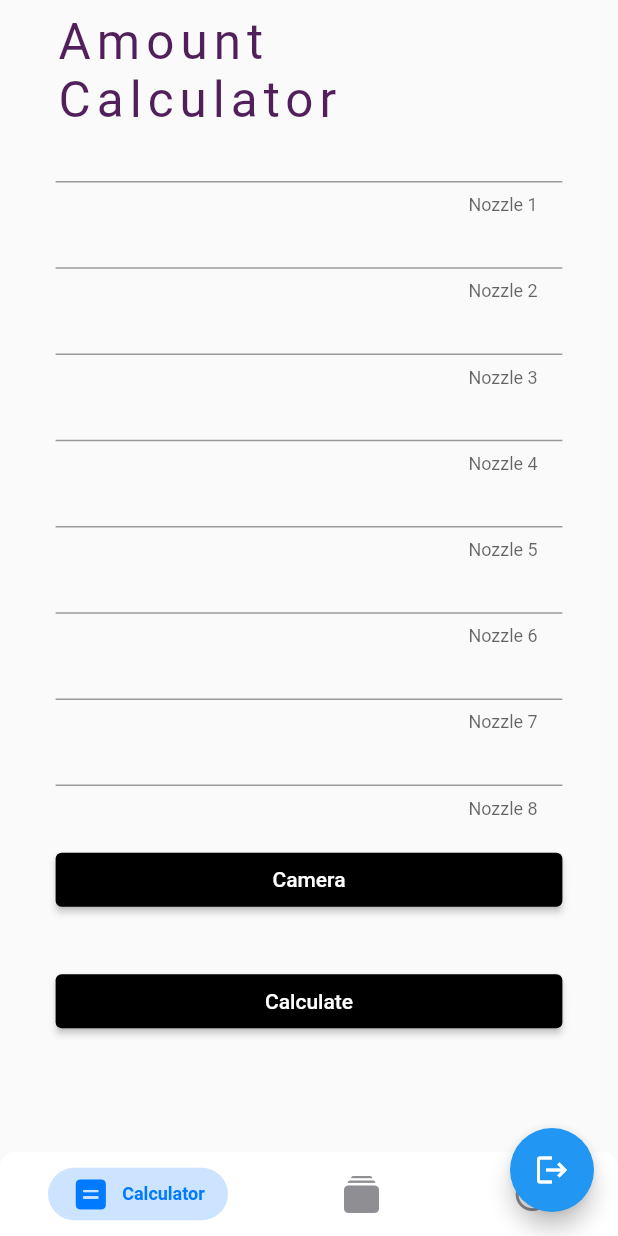
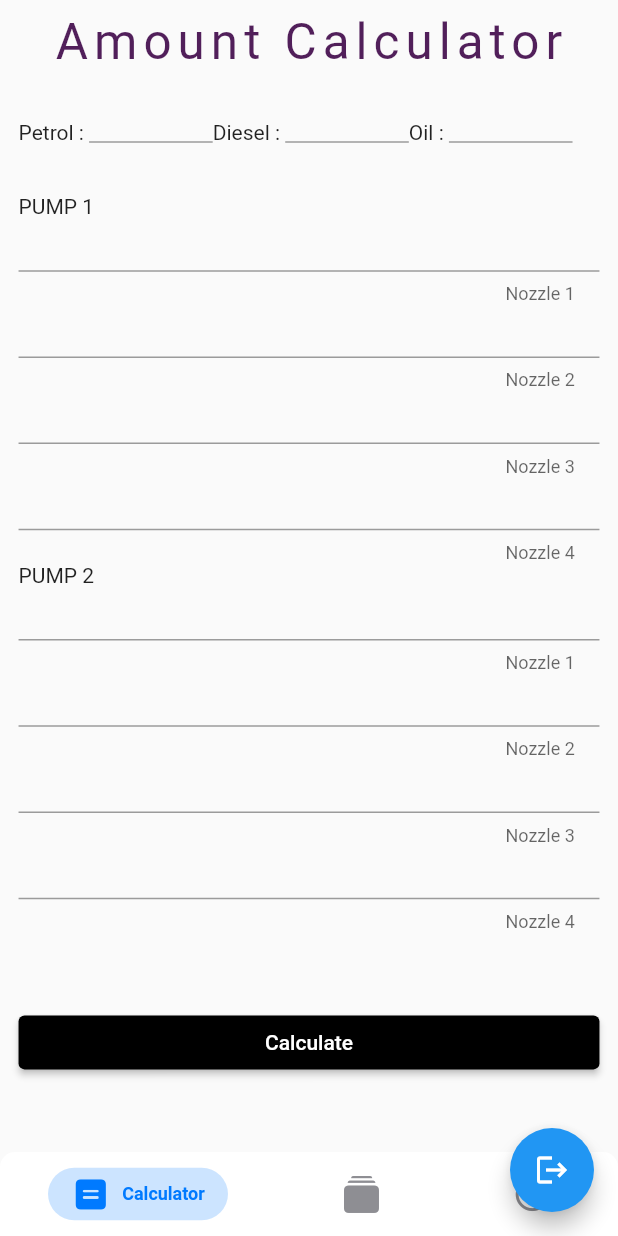
Before and after one commit to GOKULKRISHNA-R/Petrol_Bunk_Maintainence, a Flutter app: the screen it shows once a user with an empty profile is signed in, after a tap on "Calculate", on a phone screen of 412 x 824 dp. Run offline on Flutter 3.47's test engine with Material 2 defaults, Android fonts, the phone set to English and light mode, and no system bars; drawn by our look-alikes of persistent_bottom_nav_bar; our stand-ins replace cloud_firestore, firebase_auth, firebase_core, get, image_cropper, image_picker and 1 more; missing offline and left inert: google_mlkit_text_recognition; accounts and stored records are empty; network calls fail.

Commit message:
calculator-updated

```diff
--- a/lib/controllers/calculator_controller.dart
+++ b/lib/controllers/calculator_controller.dart
@@ -10,4 +10,8 @@ class CalculatorController extends GetxController {
   TextEditingController Nozzle6Controller = TextEditingController();
   TextEditingController Nozzle7Controller = TextEditingController();
   TextEditingController Nozzle8Controller = TextEditingController();
+
+  TextEditingController todayDiesel = TextEditingController();
+  TextEditingController todayPetrol = TextEditingController();
+  TextEditingController todayOil = TextEditingController();
 }
--- /dev/null
+++ b/lib/database/current_fuel_stock_db.dart
@@ -0,0 +1,13 @@
+import 'dart:developer';
+
+import 'package:cloud_firestore/cloud_firestore.dart';
+
+class CurrentFuelStockDB {
+    final db = FirebaseFirestore.instance.collection("today_price");
+
+    getDataFromDB() async{
+      var x = await db.doc("VFn16suseaxD613OOg18").get();
+      return x.data();
+    }
+
+}
--- /dev/null
+++ b/lib/database/today_price_db.dart
@@ -0,0 +1,4 @@
+
+class TodayPriceDB {
+
+}
--- a/lib/main.dart
+++ b/lib/main.dart
@@ -4,6 +4,7 @@ import 'package:flutter/material.dart';
 import 'package:get/get.dart';
 import 'package:petrol_bunk_maintainence/controllers/splashscreen_controller.dart';
 import 'screens/authenticate/login/login.dart';
+import 'screens/home/calculator.dart';
 import 'screens/home/home_page.dart';
 
 Future main() async {
@@ -15,12 +16,13 @@ Future main() async {
 class MyApp extends StatelessWidget {
   const MyApp({super.key});
 
-  // final FingerprintController fingerprintController = Get.put(FingerprintController());
-
   @override
   Widget build(BuildContext context) {
-
     return GetMaterialApp(
+        initialRoute: '/',
+        getPages: [
+          GetPage(name: '/calci', page: () => HomePage())
+        ],
         debugShowCheckedModeBanner: false,
         title: 'Petrol Bunk Maintainence',
         theme: ThemeData(
@@ -32,7 +34,6 @@ class MyApp extends StatelessWidget {
 
 class Home extends StatelessWidget {
   const Home({super.key});
-
 
   @override
   Widget build(BuildContext context) {
@@ -54,7 +55,8 @@ class Home extends StatelessWidget {
 class SplashScreen extends StatelessWidget {
   SplashScreen({super.key});
 
-  final SplashScreenController screenController = Get.put(SplashScreenController());
+  final SplashScreenController screenController =
+      Get.put(SplashScreenController());
 
   @override
   Widget build(BuildContext context) {
--- a/lib/screens/home/calculator.dart
+++ b/lib/screens/home/calculator.dart
@@ -1,3 +1,5 @@
+import 'dart:developer';
+
 import 'package:flutter/cupertino.dart';
 import 'package:flutter/material.dart';
 import 'package:flutter/services.dart';
@@ -9,17 +11,37 @@ import 'package:petrol_bunk_maintainence/screens/calculator/text_recognisation.d
 import 'package:petrol_bunk_maintainence/utils/components/image_cropper_page.dart';
 import 'package:petrol_bunk_maintainence/utils/components/image_picker_class.dart';
 
+import '../../database/current_fuel_stock_db.dart';
+
 class Calculator extends StatelessWidget {
   Calculator({super.key});
+
+  CurrentFuelStockDB currentFuelStockDB = CurrentFuelStockDB();
   var calculatorController = Get.put(CalculatorController());
+  var x = {} ;
+
+  getDataFromAPI() async{
+    x = await currentFuelStockDB.getDataFromDB() ;
+    // log(x.toString());
+    calculatorController.todayDiesel.text = x["diesel"].toString() ;
+    calculatorController.todayPetrol.text = x["petrol"].toString() ;
+    calculatorController.todayOil.text = x["oil"].toString() ;
+
+  }
+
   @override
   Widget build(BuildContext context) {
+     getDataFromAPI();
     return Scaffold(
       resizeToAvoidBottomInset: false,
       body: Container(
-        padding: EdgeInsets.symmetric(horizontal: Get.width*0.09,vertical: Get.height*0.01),
-        height: Get.height*0.95,
+        padding: EdgeInsets.symmetric(
+            horizontal: Get.width * 0.03, vertical: Get.height * 0.01),
+        height: Get.height * 0.95,
         child: ListView(
+          children: [
+            Row(
+              mainAxisAlignment: MainAxisAlignment.center,
               children: [
                 Text(
                   "Amount Calculator",
@@ -29,13 +51,34 @@ class Calculator extends StatelessWidget {
                     letterSpacing: 4,
                   ),
                 ),
+              ],
+            ),
+            Row(
+              children: [
+                Text("Petrol : "),
+                Container(
+                    height: Get.height * 0.1,
+                    width: Get.width * 0.2,
+                    child: TextFormField(controller: calculatorController.todayPetrol,)),
+                Text("Diesel : "),
+                Container(
+                    height: Get.height * 0.1,
+                    width: Get.width * 0.2,
+                    child: TextFormField(controller: calculatorController.todayDiesel)),
+                Text("Oil : "),
+                Container(
+                    height: Get.height * 0.1,
+                    width: Get.width * 0.2,
+                    child: TextFormField(controller: calculatorController.todayOil)),
+              ],
+            ),
+            Text("PUMP 1"),
             TextField(
               controller: calculatorController.Nozzle1Controller,
               decoration: InputDecoration(
                 isDense: true,
                 contentPadding: EdgeInsets.symmetric(
-                    horizontal: Get.width * 0.04,
-                    vertical: Get.height * 0.01),
+                    horizontal: Get.width * 0.04, vertical: Get.height * 0.01),
                 counterText: 'Nozzle 1',
               ),
               keyboardType: TextInputType.number,
@@ -46,8 +89,7 @@ class Calculator extends StatelessWidget {
               decoration: InputDecoration(
                 isDense: true,
                 contentPadding: EdgeInsets.symmetric(
-                    horizontal: Get.width * 0.04,
-                    vertical: Get.height * 0.01),
+                    horizontal: Get.width * 0.04, vertical: Get.height * 0.01),
                 counterText: 'Nozzle 2',
               ),
               keyboardType: TextInputType.number,
@@ -58,8 +100,7 @@ class Calculator extends StatelessWidget {
               decoration: InputDecoration(
                 isDense: true,
                 contentPadding: EdgeInsets.symmetric(
-                    horizontal: Get.width * 0.04,
-                    vertical: Get.height * 0.01),
+                    horizontal: Get.width * 0.04, vertical: Get.height * 0.01),
                 counterText: 'Nozzle 3',
               ),
               keyboardType: TextInputType.number,
@@ -70,21 +111,20 @@ class Calculator extends StatelessWidget {
               decoration: InputDecoration(
                 isDense: true,
                 contentPadding: EdgeInsets.symmetric(
-                    horizontal: Get.width * 0.04,
-                    vertical: Get.height * 0.01),
+                    horizontal: Get.width * 0.04, vertical: Get.height * 0.01),
                 counterText: 'Nozzle 4',
               ),
               keyboardType: TextInputType.number,
               inputFormatters: [FilteringTextInputFormatter.digitsOnly],
             ),
+            Text("PUMP 2"),
             TextField(
               controller: calculatorController.Nozzle5Controller,
               decoration: InputDecoration(
                 isDense: true,
                 contentPadding: EdgeInsets.symmetric(
-                    horizontal: Get.width * 0.04,
-                    vertical: Get.height * 0.01),
-                counterText: 'Nozzle 5',
+                    horizontal: Get.width * 0.04, vertical: Get.height * 0.01),
+                counterText: 'Nozzle 1',
               ),
               keyboardType: TextInputType.number,
               inputFormatters: [FilteringTextInputFormatter.digitsOnly],
@@ -94,9 +134,8 @@ class Calculator extends StatelessWidget {
               decoration: InputDecoration(
                 isDense: true,
                 contentPadding: EdgeInsets.symmetric(
-                    horizontal: Get.width * 0.04,
-                    vertical: Get.height * 0.01),
-                counterText: 'Nozzle 6',
+                    horizontal: Get.width * 0.04, vertical: Get.height * 0.01),
+                counterText: 'Nozzle 2',
               ),
               keyboardType: TextInputType.number,
               inputFormatters: [FilteringTextInputFormatter.digitsOnly],
@@ -106,9 +145,8 @@ class Calculator extends StatelessWidget {
               decoration: InputDecoration(
                 isDense: true,
                 contentPadding: EdgeInsets.symmetric(
-                    horizontal: Get.width * 0.04,
-                    vertical: Get.height * 0.01),
-                counterText: 'Nozzle 7',
+                    horizontal: Get.width * 0.04, vertical: Get.height * 0.01),
+                counterText: 'Nozzle 3',
               ),
               keyboardType: TextInputType.number,
               inputFormatters: [FilteringTextInputFormatter.digitsOnly],
@@ -120,7 +158,7 @@ class Calculator extends StatelessWidget {
                   contentPadding: EdgeInsets.symmetric(
                       horizontal: Get.width * 0.04,
                       vertical: Get.height * 0.01),
-                  counterText: 'Nozzle 8',
+                  counterText: 'Nozzle 4',
                   hintText: ""),
               keyboardType: TextInputType.number,
               inputFormatters: [FilteringTextInputFormatter.digitsOnly],
@@ -128,51 +166,52 @@ class Calculator extends StatelessWidget {
             SizedBox(
               height: Get.height * 0.02,
             ),
-            ElevatedButton(
-              style: ElevatedButton.styleFrom(
-                backgroundColor: Colors.black, // background (button) color
-                foregroundColor: Colors.white, // foreground (text) color
-              ),
-              onPressed: () {
-                imagePickerModal(context, onCameraTap: () {
-                  pickImage(source: ImageSource.camera).then((value) {
-                    if (value != '') {
-                      imageCropperView(value, context).then((value) {
-                        if (value != '') {
-                          Navigator.push(
-                            context,
-                            CupertinoPageRoute(
-                              builder: (_) => RecognizePage(
-                                path: value,
-                              ),
-                            ),
-                          );
-                        }
-                      });
-                    }
-                  });
-                }, onGalleryTap: () {
-                  pickImage(source: ImageSource.gallery).then((value) {
-                    if (value != '') {
-                      imageCropperView(value, context).then((value) {
-                        if (value != '') {
-                          Navigator.push(
-                            context,
-                            CupertinoPageRoute(
-                              builder: (_) => RecognizePage(
-                                path: value,
-                              ),
-                            ),
-                          );
-                        }
-                      });
-                    }
-                  });
-                });
-              },
-              child: const Text('Camera'),
-            )
-            ,SizedBox(
+            // ElevatedButton(
+            //   style: ElevatedButton.styleFrom(
+            //     backgroundColor: Colors.black, // background (button) color
+            //     foregroundColor: Colors.white, // foreground (text) color
+            //   ),
+            //   onPressed: () {
+            //     imagePickerModal(context, onCameraTap: () {
+            //       pickImage(source: ImageSource.camera).then((value) {
+            //         if (value != '') {
+            //           imageCropperView(value, context).then((value) {
+            //             if (value != '') {
+            //               Navigator.push(
+            //                 context,
+            //                 CupertinoPageRoute(
+            //                   builder: (_) => RecognizePage(
+            //                     path: value,
+            //                   ),
+            //                 ),
+            //               );
+            //             }
+            //           });
+            //         }
+            //       });
+            //     }, onGalleryTap: () {
+            //       pickImage(source: ImageSource.gallery).then((value) {
+            //         if (value != '') {
+            //           imageCropperView(value, context).then((value) {
+            //             if (value != '') {
+            //               Navigator.push(
+            //                 context,
+            //                 CupertinoPageRoute(
+            //                   builder: (_) => RecognizePage(
+            //                     path: value,
+            //                   ),
+            //                 ),
+            //               );
+            //             }
+            //           });
+            //         }
+            //       });
+            //     });
+            //   },
+            //   child: const Text('Camera'),
+            // )
+            // ,
+            SizedBox(
               height: Get.height * 0.04,
             ),
             ElevatedButton(
@@ -180,7 +219,20 @@ class Calculator extends StatelessWidget {
                 backgroundColor: Colors.black, // background (button) color
                 foregroundColor: Colors.white, // foreground (text) color
               ),
-              onPressed: () => print('pressed'),
+              onPressed: () {
+                int diesel =
+                    int.parse(calculatorController.Nozzle1Controller.text) +
+                        int.parse(calculatorController.Nozzle3Controller.text) +
+                        int.parse(calculatorController.Nozzle5Controller.text) +
+                        int.parse(calculatorController.Nozzle7Controller.text);
+                int petrol =
+                    int.parse(calculatorController.Nozzle2Controller.text) +
+                        int.parse(calculatorController.Nozzle4Controller.text) +
+                        int.parse(calculatorController.Nozzle6Controller.text) +
+                        int.parse(calculatorController.Nozzle8Controller.text);
+
+                // int petrolCost =
+              },
               child: const Text('Calculate'),
             ),
           ],
```
Also changed, not shown: lib/screens/calculator/text_recognisation.dart (+18 -10 lines), lib/screens/home/home_page.dart (+7 -0 lines). Lines whose indentation alone changed are shown as unchanged.
